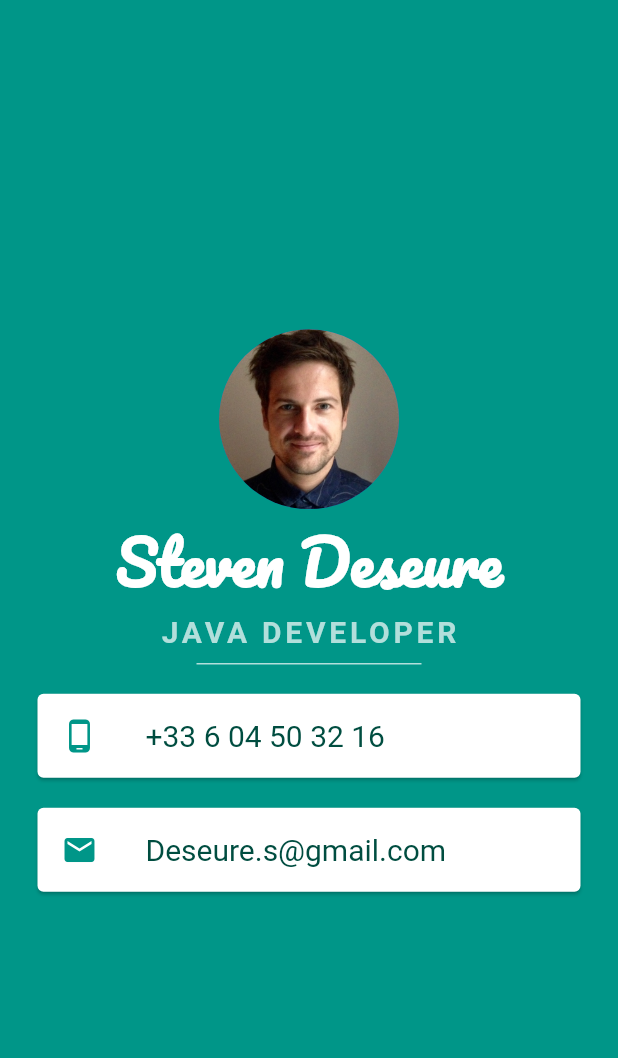
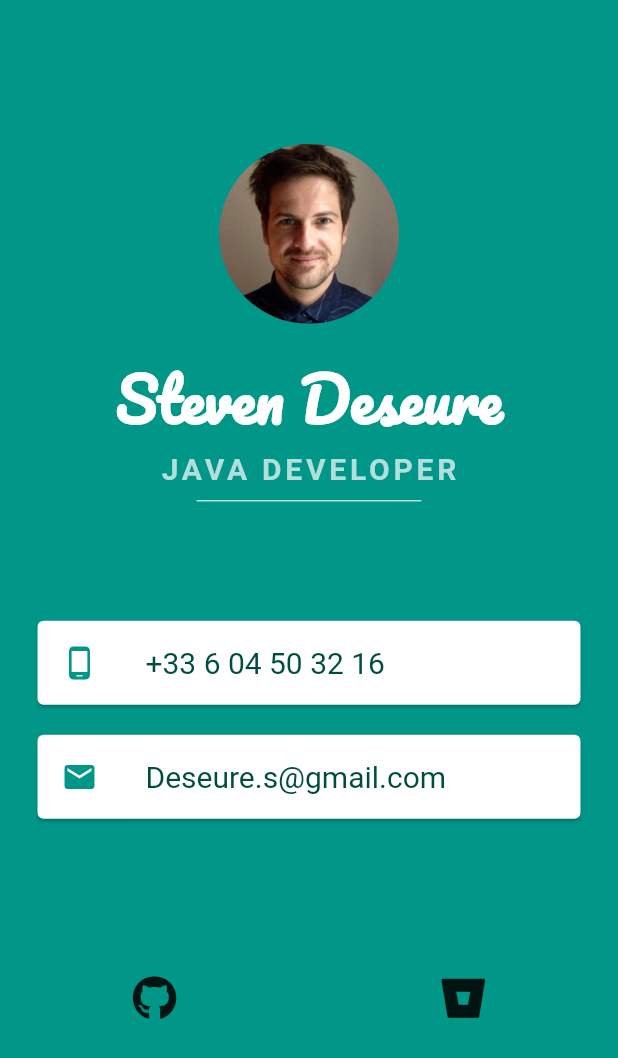
Before and after one commit to ExileNoir/business_card_app, a Flutter app: the screen it shows after launch, on a phone screen of 412 x 824 dp. Shown: the top 1058 px of the screen. Run offline on Flutter 3.47's test engine with Material 2 defaults, Android fonts, the phone set to English and light mode, and no system bars; our stand-ins replace font_awesome_flutter; Roboto replaces fonts that are missing (Source Sans Pro).

Commit message:
RedoDesign - UrlLauncher phone and url

```diff
--- /dev/null
+++ b/lib/constants.dart
@@ -0,0 +1,8 @@
+// import 'package:flutter/material.dart';
+
+const kMobileNumber = '0033604503216';
+const kMobileNumberText = '+33 6 04 50 32 16';
+const kEmail = 'Deseure.s@gmail.com';
+
+const kGitHub = 'https://github.com/ExileNoir';
+const kBitBucket = 'https://bitbucket.org/ExileNoir/';
--- a/lib/main.dart
+++ b/lib/main.dart
@@ -1,89 +1,19 @@
+import 'package:deseure_steven_card/my_page.dart';
 import 'package:flutter/cupertino.dart';
 import 'package:flutter/material.dart';
 
 void main() {
-  runApp(MyApp());
+  runApp(MyBusinessCard());
 }
 
-class MyApp extends StatelessWidget {
+class MyBusinessCard extends StatelessWidget {
   @override
   Widget build(BuildContext context) {
     return MaterialApp(
-      home: Scaffold(
-        backgroundColor: Colors.teal,
-        body: SafeArea(
-          child: Column(
-            mainAxisAlignment: MainAxisAlignment.center,
-            children: [
-              CircleAvatar(
-                backgroundImage: ExactAssetImage('images/steven.jpg'),
-                radius: 60,
-              ),
-              Text(
-                'Steven Deseure',
-                style: TextStyle(
-                  fontFamily: 'Pacifico',
-                  color: Colors.white,
-                  fontSize: 40.0,
-                  fontWeight: FontWeight.bold,
-                ),
-              ),
-              Text(
-                'JAVA DEVELOPER',
-                style: TextStyle(
-                  color: Colors.teal.shade100,
-                  fontFamily: 'Source Sans Pro',
-                  fontSize: 20.0,
-                  fontWeight: FontWeight.bold,
-                  letterSpacing: 2.5,
-                ),
-              ),
-              SizedBox(
-                height: 20.0,
-                width: 150.0,
-                child: Divider(
-                  color: Colors.teal.shade100,
-                  thickness: 1,
-                ),
-              ),
-              Card(
-                margin: EdgeInsets.symmetric(vertical: 10.0, horizontal: 25.0),
-                child: ListTile(
-                  leading: Icon(
-                    Icons.phone_android,
-                    color: Colors.teal,
-                  ),
-                  title: Text(
-                    '+33 6 04 50 32 16',
-                    style: TextStyle(
-                      color: Colors.teal.shade900,
-                      fontFamily: 'Source Sans Pro',
-                      fontSize: 20.0,
-                    ),
-                  ),
-                ),
-              ),
-              Card(
-                margin: EdgeInsets.symmetric(vertical: 10, horizontal: 25.0),
-                child: ListTile(
-                  leading: Icon(
-                    Icons.mail,
-                    color: Colors.teal,
-                  ),
-                  title: Text(
-                    'Deseure.s@gmail.com',
-                    style: TextStyle(
-                      color: Colors.teal.shade900,
-                      fontFamily: 'Source Sans Pro',
-                      fontSize: 20.0,
-                    ),
-                  ),
-                ),
-              ),
-            ],
-          ),
-        ),
+      theme: ThemeData.light().copyWith(
+        scaffoldBackgroundColor: Colors.teal,
       ),
+      home: MyPage(),
     );
   }
 }
--- /dev/null
+++ b/lib/my_page.dart
@@ -0,0 +1,144 @@
+import 'package:deseure_steven_card/constants.dart';
+import 'package:deseure_steven_card/reusable_card.dart';
+import 'package:deseure_steven_card/reusable_icon.dart';
+import 'package:flutter/cupertino.dart';
+import 'package:flutter/material.dart';
+import 'package:font_awesome_flutter/font_awesome_flutter.dart';
+import 'package:url_launcher/url_launcher.dart';
+
+class MyPage extends StatefulWidget {
+  @override
+  _MyPageState createState() => _MyPageState();
+}
+
+class _MyPageState extends State<MyPage> {
+  @override
+  Widget build(BuildContext context) {
+    return Scaffold(
+      body: CustomScrollView(
+        slivers: [
+          SliverFillRemaining(
+            hasScrollBody: false,
+            child: Column(
+              mainAxisAlignment: MainAxisAlignment.center,
+              children: [
+                sizedBox(30),
+                Expanded(
+                  flex: 0,
+                  child: ReusableIcons(
+                    color: Colors.teal,
+                    cardChild: CircleAvatar(
+                      backgroundImage: ExactAssetImage('images/steven.jpg'),
+                      radius: 60,
+                    ),
+                  ),
+                ),
+                Flexible(
+                  fit: FlexFit.loose,
+                  child: Column(
+                    mainAxisSize: MainAxisSize.min,
+                    children: [
+                      textName(),
+                      textJobDescription(),
+                      SizedBox(
+                        height: 20.0,
+                        width: 150.0,
+                        child: Divider(
+                          color: Colors.teal.shade100,
+                          thickness: 1,
+                        ),
+                      ),
+                    ],
+                  ),
+                ),
+                Expanded(
+                  child: Column(
+                    children: [
+                      sizedBox(60),
+                      ReusableCard(
+                        onPress: () {
+                          launch("tel://$kMobileNumber");
+                          // FlutterPhoneDirectCaller.callNumber(kMobileNumber);
+                        },
+                        icon: Icons.phone_android,
+                        userInfo: '$kMobileNumberText',
+                      ),
+                      ReusableCard(
+                        icon: Icons.mail,
+                        userInfo: '$kEmail',
+                      )
+                    ],
+                  ),
+                ),
+                Expanded(
+                  child: Row(
+                    mainAxisAlignment: MainAxisAlignment.center,
+                    children: [
+                      Expanded(
+                        child: ReusableIcons(
+                          onPress: () => _launchURL('$kGitHub'),
+                          color: Colors.teal,
+                          cardChild: Icon(
+                            FontAwesomeIcons.github,
+                            size: 30,
+                          ),
+                        ),
+                      ),
+                      Expanded(
+                        child: ReusableIcons(
+                          onPress: () => _launchURL('$kBitBucket'),
+                          color: Colors.teal,
+                          cardChild: Icon(
+                            FontAwesomeIcons.bitbucket,
+                            size: 30,
+                          ),
+                        ),
+                      ),
+                    ],
+                  ),
+                ),
+              ],
+            ),
+          )
+        ],
+      ),
+    );
+  }
+
+  Text textJobDescription() {
+    return Text(
+      'JAVA DEVELOPER',
+      style: TextStyle(
+        color: Colors.teal.shade100,
+        fontFamily: 'Source Sans Pro',
+        fontSize: 20.0,
+        fontWeight: FontWeight.bold,
+        letterSpacing: 2.5,
+      ),
+    );
+  }
+
+  Text textName() {
+    return Text(
+      'Steven Deseure',
+      style: TextStyle(
+        color: Colors.white,
+        fontFamily: 'Pacifico',
+        fontSize: 40.0,
+        fontWeight: FontWeight.bold,
+      ),
+    );
+  }
+
+  SizedBox sizedBox(final double height) {
+    return SizedBox(height: height);
+  }
+
+  _launchURL(final String url) async {
+    if (await canLaunch(url)) {
+      await launch(url);
+    } else {
+      throw 'Could not launch $url';
+    }
+  }
+}
--- /dev/null
+++ b/lib/reusable_card.dart
@@ -0,0 +1,33 @@
+import 'package:flutter/material.dart';
+
+class ReusableCard extends StatelessWidget {
+  final Function onPress;
+  final IconData icon;
+  final String userInfo;
+
+  ReusableCard({this.onPress, @required this.icon, @required this.userInfo});
+
+  @override
+  Widget build(BuildContext context) {
+    return GestureDetector(
+      onTap: onPress,
+      child: Card(
+        margin: EdgeInsets.symmetric(vertical: 10.0, horizontal: 25.0),
+        child: ListTile(
+          leading: Icon(
+            icon,
+            color: Colors.teal,
+          ),
+          title: Text(
+            userInfo,
+            style: TextStyle(
+              color: Colors.teal.shade900,
+              fontFamily: 'Source Sans Pro',
+              fontSize: 20.0,
+            ),
+          ),
+        ),
+      ),
+    );
+  }
+}
--- /dev/null
+++ b/lib/reusable_icon.dart
@@ -0,0 +1,24 @@
+import 'package:flutter/material.dart';
+
+class ReusableIcons extends StatelessWidget {
+  final Color color;
+  final Widget cardChild;
+  final Function onPress;
+
+  ReusableIcons({@required this.color, this.cardChild, this.onPress});
+
+  @override
+  Widget build(BuildContext context) {
+    return GestureDetector(
+      onTap: onPress,
+      child: Container(
+        child: cardChild,
+        margin: EdgeInsets.all(15.0),
+        decoration: BoxDecoration(
+          color: color,
+          borderRadius: BorderRadius.circular(10.0),
+        ),
+      ),
+    );
+  }
+}
```
